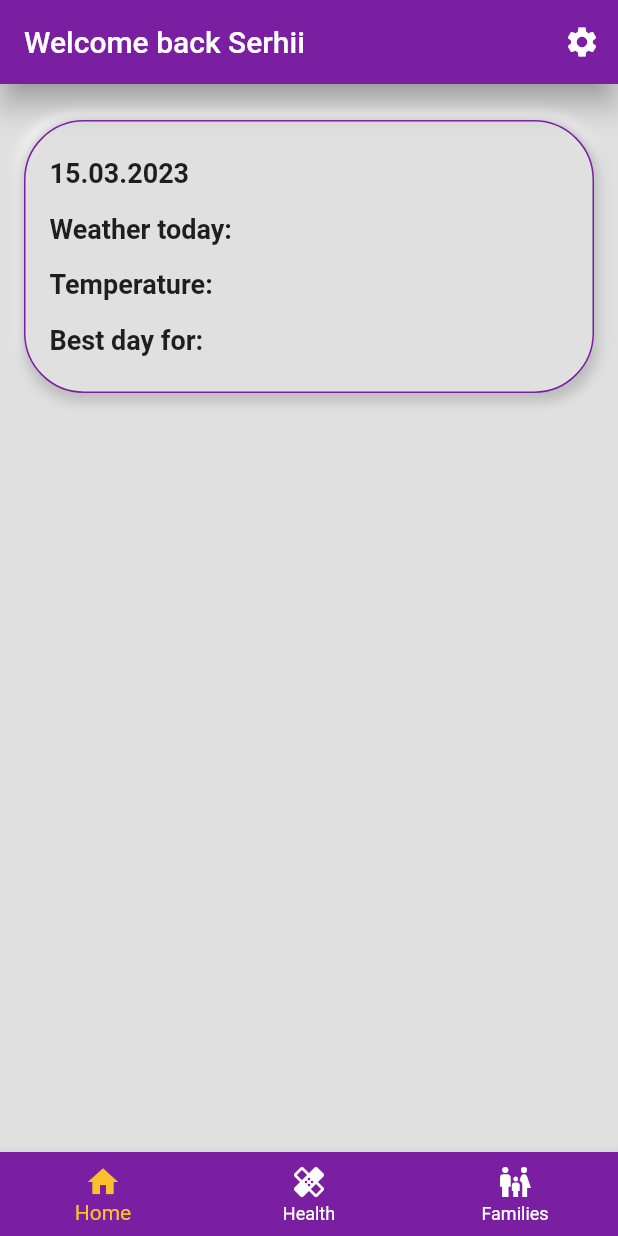
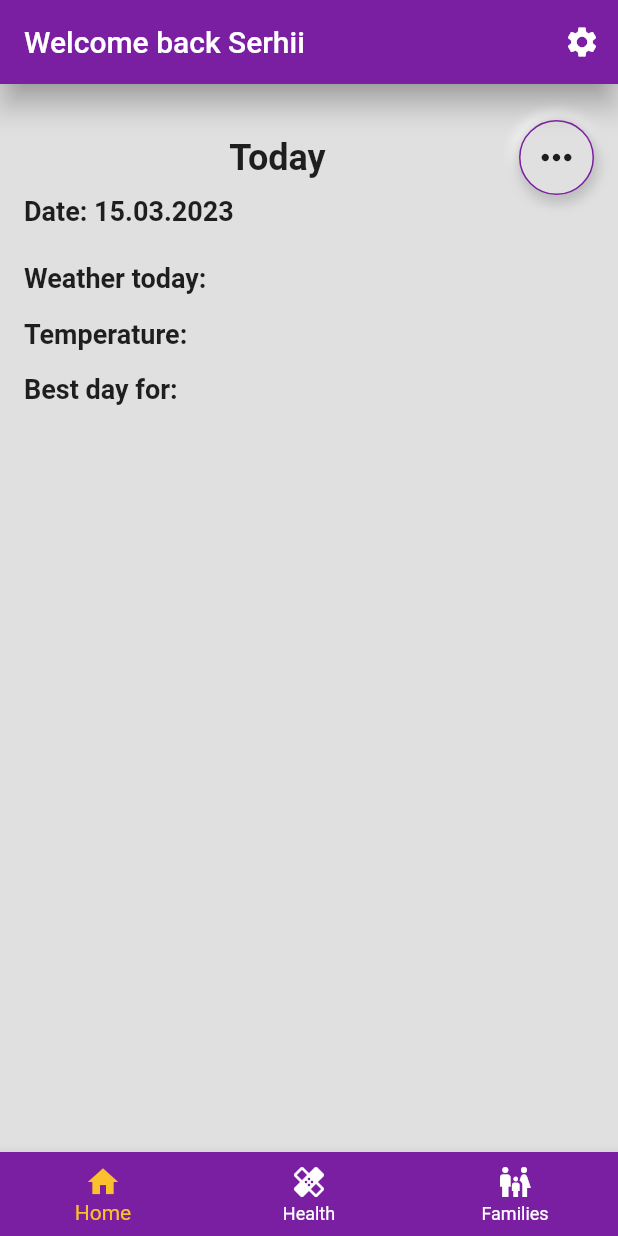
Before and after one commit to sgs2007/happy_family, a Flutter app: the screen it shows once a user with an empty profile is signed in, on a phone screen of 412 x 824 dp. Run offline on Flutter 3.47's test engine with Material 2 defaults, Android fonts, the phone set to English and light mode, and no system bars; our stand-ins replace bloc, dio, equatable, firebase_auth, firebase_core, flutter_bloc and 8 more; accounts and stored records are empty; generated files the repository leaves out were written again.

Commit message:
finished info block

```diff
--- /dev/null
+++ b/lib/design/typography.dart
@@ -0,0 +1,21 @@
+import 'package:flutter/material.dart';
+
+class ProjectTypography {
+  ProjectTypography._();
+  static final ProjectTypography _instance = ProjectTypography._();
+  factory ProjectTypography() => _instance;
+
+  static const titleTextStyle = TextStyle(
+    fontSize: 24.0,
+    fontWeight: FontWeight.bold,
+  );
+
+  static const TextStyle largeMainStyleBold = TextStyle(
+    fontSize: 18.0,
+    fontWeight: FontWeight.bold,
+  );
+  static const TextStyle middleMainStyle = TextStyle(
+    fontSize: 16.0,
+    fontWeight: FontWeight.bold,
+  );
+}
--- a/lib/features/common/widgets/decorated_info_container.dart
+++ b/lib/features/common/widgets/decorated_circle_container.dart
@@ -1,9 +1,7 @@
 import 'package:flutter/material.dart';
 
-import '../constants/project_indent.dart';
-
-class DecoratedInfoContainer extends StatelessWidget {
-  const DecoratedInfoContainer({
+class DecoratedCircleContainer extends StatelessWidget {
+  const DecoratedCircleContainer({
     super.key,
     required this.child,
   });
@@ -12,14 +10,8 @@ class DecoratedInfoContainer extends StatelessWidget {
   @override
   Widget build(BuildContext context) {
     return Container(
-      padding: const EdgeInsets.symmetric(
-        horizontal: ProjectIndent.i2,
-        vertical: ProjectIndent.i3,
-      ),
       decoration: BoxDecoration(
-        borderRadius: const BorderRadius.all(
-          Radius.circular(40),
-        ),
+        shape: BoxShape.circle,
         border: Border.all(
           color: Colors.purple.shade700,
           width: 1,
--- a/lib/features/main_page/widgets/advice_row.dart
+++ b/lib/features/main_page/widgets/advice_row.dart
@@ -1,8 +1,10 @@
 import 'package:flutter/material.dart';
 import 'package:flutter_bloc/flutter_bloc.dart';
+import 'package:google_fonts/google_fonts.dart';
 import 'package:happy_family/features/main_page/bloc/info_cubit.dart';
 import 'package:happy_family/features/main_page/bloc/info_state.dart';
 
+import '../../../design/typography.dart';
 import '../../common/constants/project_indent.dart';
 import '../../common/widgets/animated_skeleton.dart';
 
@@ -19,12 +21,9 @@ class AdviceRow extends StatelessWidget {
         return Row(
           crossAxisAlignment: CrossAxisAlignment.start,
           children: [
-            const Text(
+            Text(
               'Best day for:',
-              style: TextStyle(
-                fontSize: 18,
-                fontWeight: FontWeight.bold,
-              ),
+              style: GoogleFonts.roboto(textStyle: ProjectTypography.largeMainStyleBold),
             ),
             const SizedBox(
               width: ProjectIndent.i1,
@@ -35,9 +34,10 @@ class AdviceRow extends StatelessWidget {
                   advice,
                   overflow: TextOverflow.ellipsis,
                   maxLines: 2,
-                  style: const TextStyle(
-                    fontSize: 16,
-                  ),
+                  style: GoogleFonts.roboto(
+                      textStyle: ProjectTypography.middleMainStyle.copyWith(
+                    fontWeight: FontWeight.normal,
+                  )),
                 ),
               )
             else if (state is LoadingInfoState)
--- a/lib/features/main_page/widgets/date_row.dart
+++ b/lib/features/main_page/widgets/date_row.dart
@@ -1,7 +1,10 @@
 import 'package:flutter/material.dart';
 import 'package:flutter_bloc/flutter_bloc.dart';
+import 'package:google_fonts/google_fonts.dart';
+import 'package:happy_family/features/common/constants/project_indent.dart';
 import 'package:intl/intl.dart';
 
+import '../../../design/typography.dart';
 import '../../common/widgets/animated_skeleton.dart';
 import '../bloc/info_cubit.dart';
 import '../bloc/info_state.dart';
@@ -27,23 +30,20 @@ class _DateRowState extends State<DateRow> {
     return BlocBuilder<InfoCubit, InfoState>(
       builder: (context, state) {
         final city = state.weather?.weather.location.name;
-        return Row(
-          mainAxisAlignment: MainAxisAlignment.spaceBetween,
+        return Column(
+          crossAxisAlignment: CrossAxisAlignment.start,
           children: [
             Text(
-              currentDate,
-              style: const TextStyle(
-                fontSize: 18,
-                fontWeight: FontWeight.bold,
-              ),
+              'Date: $currentDate',
+              style: GoogleFonts.roboto(textStyle: ProjectTypography.largeMainStyleBold),
+            ),
+            const SizedBox(
+              height: ProjectIndent.i1,
             ),
             if (state is LoadedInfoState && city != null)
               Text(
-                city,
-                style: const TextStyle(
-                  fontSize: 18,
-                  fontWeight: FontWeight.bold,
-                ),
+                'Current location: $city',
+                style: GoogleFonts.roboto(textStyle: ProjectTypography.largeMainStyleBold),
               )
             else if (state is LoadingInfoState)
               const AnimatedSkeleton(height: 18, width: 100),
--- a/lib/features/main_page/widgets/home_screen.dart
+++ b/lib/features/main_page/widgets/home_screen.dart
@@ -15,11 +15,18 @@ class HomeScreen extends StatelessWidget {
           horizontal: ProjectIndent.i2,
         ),
         child: ListView(
-          children: const [
-            SizedBox(
+          children: [
+            const SizedBox(
               height: ProjectIndent.i3,
             ),
-            InfoBlock(),
+            const InfoBlock(),
+            const SizedBox(
+              height: ProjectIndent.i3,
+            ),
+            Container(
+              width: double.infinity,
+              height: 400,
+            ),
           ],
         ),
       ),
--- a/lib/features/main_page/widgets/temperature_row.dart
+++ b/lib/features/main_page/widgets/temperature_row.dart
@@ -1,5 +1,7 @@
 import 'package:flutter/material.dart';
 import 'package:flutter_bloc/flutter_bloc.dart';
+import 'package:google_fonts/google_fonts.dart';
+import 'package:happy_family/design/typography.dart';
 import 'package:happy_family/features/main_page/bloc/info_cubit.dart';
 import 'package:happy_family/features/main_page/bloc/info_state.dart';
 
@@ -18,12 +20,9 @@ class TemperatureRow extends StatelessWidget {
         final temperature = state.weather?.weather.current.tempC;
         return Row(
           children: [
-            const Text(
+            Text(
               'Temperature:',
-              style: TextStyle(
-                fontSize: 18,
-                fontWeight: FontWeight.bold,
-              ),
+              style: GoogleFonts.roboto(textStyle: ProjectTypography.largeMainStyleBold),
             ),
             const SizedBox(
               width: ProjectIndent.i1,
@@ -31,10 +30,7 @@ class TemperatureRow extends StatelessWidget {
             if (state is LoadedInfoState && temperature != null)
               Text(
                 temperature.toString(),
-                style: const TextStyle(
-                  fontSize: 18,
-                  fontWeight: FontWeight.bold,
-                ),
+                style: GoogleFonts.roboto(textStyle: ProjectTypography.middleMainStyle),
               )
             else if (state is LoadingInfoState)
               const AnimatedSkeleton(),
--- /dev/null
+++ b/lib/features/main_page/widgets/title_info_row.dart
@@ -0,0 +1,36 @@
+import 'package:flutter/material.dart';
+import 'package:google_fonts/google_fonts.dart';
+
+import '../../../design/typography.dart';
+import '../../common/constants/project_indent.dart';
+import '../../common/widgets/decorated_circle_container.dart';
+
+class TitleInfoRow extends StatelessWidget {
+  const TitleInfoRow({
+    Key? key,
+  }) : super(key: key);
+
+  @override
+  Widget build(BuildContext context) {
+    return Row(
+      mainAxisAlignment: MainAxisAlignment.spaceBetween,
+      children: [
+        const SizedBox(
+          width: ProjectIndent.i1,
+        ),
+        Text(
+          'Today',
+          style: GoogleFonts.roboto(
+            textStyle: ProjectTypography.titleTextStyle,
+          ),
+        ),
+        DecoratedCircleContainer(
+          child: IconButton(
+            icon: const Icon(Icons.more_horiz_sharp, size: 30),
+            onPressed: () {},
+          ),
+        ),
+      ],
+    );
+  }
+}
--- a/lib/features/main_page/widgets/weather_info_block_content.dart
+++ b/lib/features/main_page/widgets/weather_info_block_content.dart
@@ -4,6 +4,7 @@ import '../../common/constants/project_indent.dart';
 import 'advice_row.dart';
 import 'date_row.dart';
 import 'temperature_row.dart';
+import 'title_info_row.dart';
 import 'weather_row.dart';
 
 class WeatherInfoBlockContent extends StatelessWidget {
@@ -16,6 +17,7 @@ class WeatherInfoBlockContent extends StatelessWidget {
     return Column(
       crossAxisAlignment: CrossAxisAlignment.start,
       children: const [
+        TitleInfoRow(),
         DateRow(),
         SizedBox(
           height: ProjectIndent.i2,
--- a/lib/features/main_page/widgets/weather_row.dart
+++ b/lib/features/main_page/widgets/weather_row.dart
@@ -1,8 +1,10 @@
 import 'package:flutter/material.dart';
 import 'package:flutter_bloc/flutter_bloc.dart';
+import 'package:google_fonts/google_fonts.dart';
 import 'package:happy_family/features/main_page/bloc/info_cubit.dart';
 import 'package:happy_family/features/main_page/bloc/info_state.dart';
 
+import '../../../design/typography.dart';
 import '../../common/constants/project_indent.dart';
 import '../../common/widgets/animated_skeleton.dart';
 
@@ -19,18 +21,15 @@ class WeatherRow extends StatelessWidget {
         final text = state.weather?.weather.current.condition.text;
         return Row(
           children: [
-            const Text(
+            Text(
               'Weather today:',
-              style: TextStyle(
-                fontSize: 18,
-                fontWeight: FontWeight.bold,
-              ),
+              style: GoogleFonts.roboto(textStyle: ProjectTypography.largeMainStyleBold),
             ),
             const SizedBox(
               width: ProjectIndent.i1,
             ),
             if (state is LoadedInfoState && imageUrl != null && text != null) ...[
-              Image.network(imageUrl, width: 30, height: 30),
+              Image.network(imageUrl, width: 35, height: 35),
               const SizedBox(
                 width: ProjectIndent.i1,
               ),
@@ -38,7 +37,7 @@ class WeatherRow extends StatelessWidget {
                 child: Text(
                   text,
                   overflow: TextOverflow.ellipsis,
-                  style: const TextStyle(fontSize: 16),
+                  style: GoogleFonts.roboto(textStyle: ProjectTypography.middleMainStyle),
                 ),
               ),
             ] else if (state is LoadedInfoState)
--- a/pubspec.yaml
+++ b/pubspec.yaml
@@ -46,6 +46,7 @@ dependencies:
   geolocator: ^9.0.2
   shimmer: ^2.0.0
   intl: ^0.17.0
+  google_fonts: ^4.0.3
 
 dev_dependencies:
   flutter_test:
```
Also changed, not shown: pubspec.lock, 2 other files.
